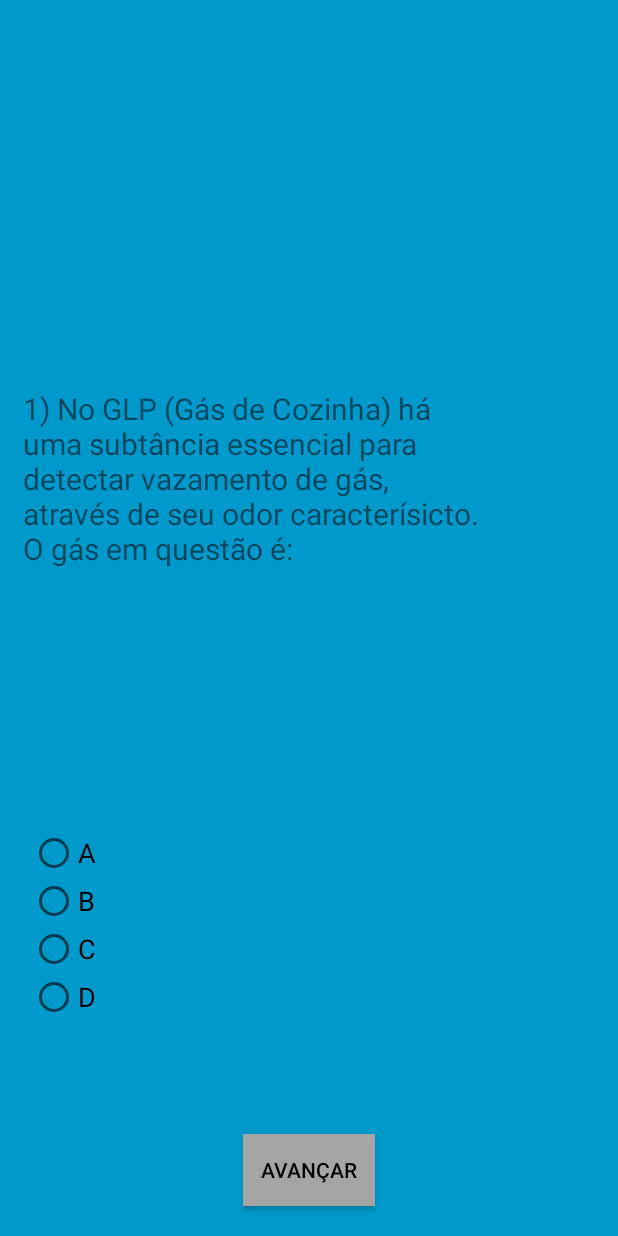
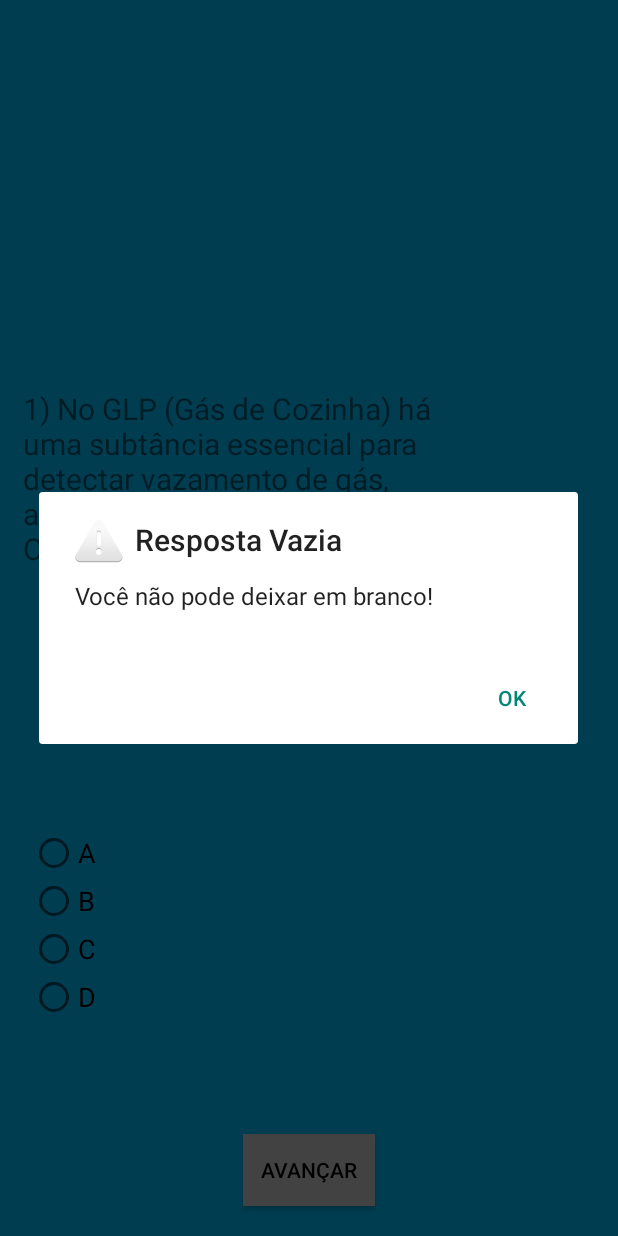
Before and after one commit to PedroCarl0s/QuizCiencias, an Android app: the TelaQuestoes screen opened directly, with no data from a screen before it, after a tap on "AVANÇAR", on a phone screen of 412 x 824 dp. Run offline under Robolectric (Android 15) with nearby library versions, the phone set to English and light mode, and no system bars; 11 statements that could not run were skipped.

Commit message:
add escolha em array + alerta ao deixar resposta vazia

```diff
--- a/QuizdeCiencias/app/src/main/java/com/ciencias/quiz/pedrock/quizdeciencias/TelaQuestoes.java
+++ b/QuizdeCiencias/app/src/main/java/com/ciencias/quiz/pedrock/quizdeciencias/TelaQuestoes.java
@@ -11,17 +11,23 @@ import android.util.Log;
 import android.view.View;
 import android.widget.ImageView;
 import android.widget.RadioButton;
+import android.widget.RadioGroup;
 import android.widget.TextView;
 import android.widget.Toast;
 
 import com.ciencias.quiz.pedrock.quizdeciencias.helper.DbHelper;
+
+import java.util.ArrayList;
+import java.util.List;
 
 
 public class TelaQuestoes extends AppCompatActivity {
 
     private Cursor cursor;
     private TextView questao;
+    private boolean respondeu;
 
+    private RadioGroup rgLetras;
     private RadioButton letraA;
     private RadioButton letraB;
     private RadioButton letraC;
@@ -75,6 +81,7 @@ public class TelaQuestoes extends AppCompatActivity {
         this.letraB = (RadioButton) findViewById(R.id.letraB);
         this.letraC = (RadioButton) findViewById(R.id.letraC);
         this.letraD = (RadioButton) findViewById(R.id.letraD);
+        this.rgLetras = (RadioGroup) findViewById(R.id.rgLetras);
 
         // Modifica o enunciado e alternativas da questão
         alterarTexto(this.cursor);
@@ -116,11 +123,72 @@ public class TelaQuestoes extends AppCompatActivity {
         alert.show();
     }
 
+
+    private List<String> respostasUsuario = new ArrayList<String>();
+    public boolean verificaRadioButton() {
+
+        this.rgLetras.setOnCheckedChangeListener(new RadioGroup.OnCheckedChangeListener() {
+            @Override
+            public void onCheckedChanged(RadioGroup group, int checkedId) {
+
+                if (checkedId == R.id.letraA) {
+                    respostasUsuario.add("a");
+                    respondeu = true;
+
+                } else if (checkedId == R.id.letraB) {
+                    respostasUsuario.add("b");
+                    respondeu = true;
+
+                } else if (checkedId == R.id.letraC) {
+                    respostasUsuario.add("c");
+                    respondeu = true;
+
+                } else if (checkedId == R.id.letraD) {
+                    respostasUsuario.add("d");
+                    respondeu = true;
+
+                } else {
+                    respondeu = false;
+                }
+
+
+
+            }
+        });
+        return respondeu;
+
+    }
+
+
     public void avancarQuestao(View view) {
 
-        if (!this.cursor.isAfterLast()) {
-            alterarTexto(this.cursor);
+        if (verificaRadioButton()) {
+
+            this.rgLetras.clearCheck();
+
+            if (!this.cursor.isAfterLast()) {
+                alterarTexto(this.cursor);
+            }
+
+        } else {
+
+            AlertDialog.Builder dialog = new AlertDialog.Builder(this);
+            dialog.setTitle("Resposta Vazia");
+            dialog.setMessage("Você não pode deixar em branco!");
+            dialog.setIcon(android.R.drawable.ic_dialog_alert);
+            dialog.setCancelable(false);
+
+            dialog.setPositiveButton("OK", new DialogInterface.OnClickListener() {
+                @Override
+                public void onClick(DialogInterface dialog, int which) {
+
+                }
+            });
+
+            dialog.create();
+            dialog.show();
         }
+
     }
 
 
--- a/QuizdeCiencias/app/src/main/res/layout/activity_tela_questoes.xml
+++ b/QuizdeCiencias/app/src/main/res/layout/activity_tela_questoes.xml
@@ -63,7 +63,7 @@
         app:layout_constraintVertical_bias="0.365" />
 
     <RadioGroup
-        android:id="@+id/RadioGroup"
+        android:id="@+id/rgLetras"
         android:layout_width="wrap_content"
         android:layout_height="wrap_content"
         android:layout_marginStart="20dp"
```
